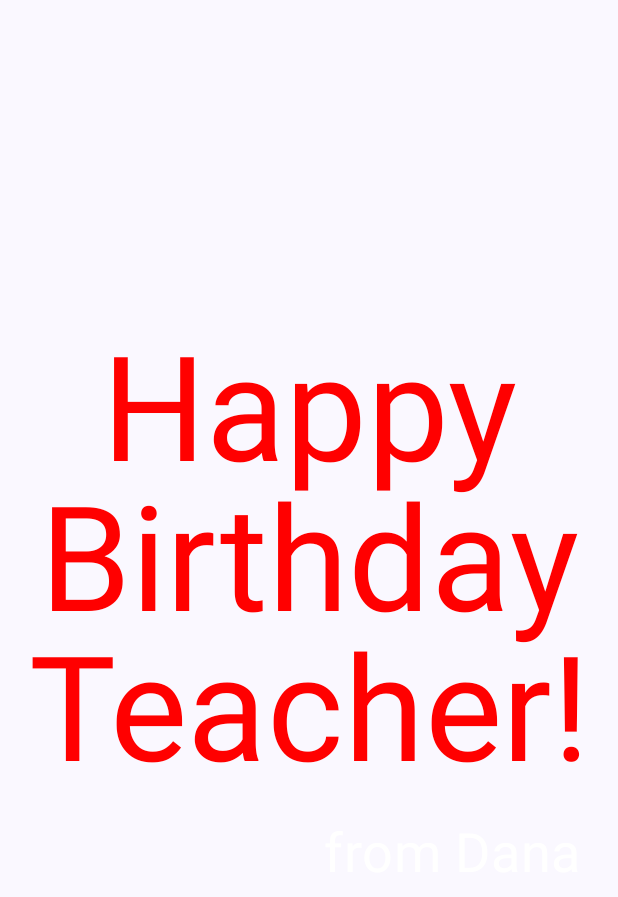
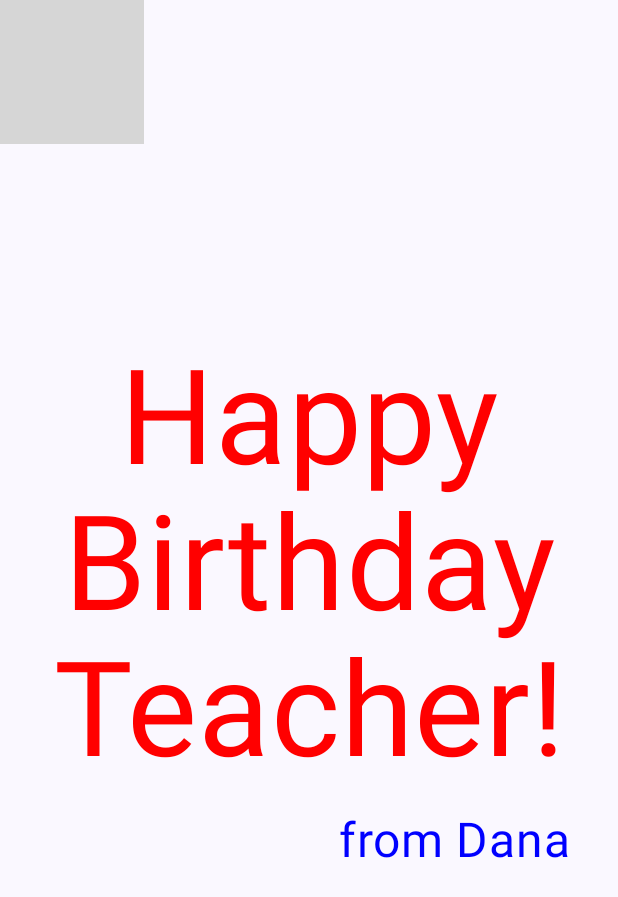
Before and after one commit to Dana-Kaziyeva/Android-projects, an Android app built with Jetpack Compose: the screen it shows after launch (MainActivity), on a phone screen of 412 x 824 dp. Shown: the top 897 px of the screen. Run offline under Robolectric (Android 15) with nearby library versions, the phone set to English and light mode, and no system bars; grey boxes are pictures that could not be loaded.

Commit message:
Image and Box layout are added

```diff
--- a/app/build.gradle.kts
+++ b/app/build.gradle.kts
@@ -9,7 +9,7 @@ android {
 
     defaultConfig {
         applicationId = "com.example.happy_birthday_app"
-        minSdk = 34
+        minSdk = 31
         targetSdk = 34
         versionCode = 1
         versionName = "1.0"
--- a/app/src/main/java/com/example/happy_birthday_app/MainActivity.kt
+++ b/app/src/main/java/com/example/happy_birthday_app/MainActivity.kt
@@ -14,11 +14,15 @@ import androidx.compose.runtime.Composable
 import androidx.compose.ui.Alignment
 import androidx.compose.ui.Modifier
 import androidx.compose.ui.graphics.Color
+import androidx.compose.ui.res.painterResource
 import androidx.compose.ui.text.style.TextAlign
 import androidx.compose.ui.tooling.preview.Preview
 import androidx.compose.ui.unit.dp
 import androidx.compose.ui.unit.sp
 import com.example.happy_birthday_app.ui.theme.Happy_Birthday_appTheme
+import androidx.compose.foundation.Image
+import androidx.compose.foundation.layout.Box
+import androidx.compose.foundation.layout.fillMaxWidth
 
 class MainActivity : ComponentActivity() {
     override fun onCreate(savedInstanceState: Bundle?) {
@@ -31,7 +35,8 @@ class MainActivity : ComponentActivity() {
                     color = MaterialTheme.colorScheme.background
                 ) {
 //                    Greeting("Android")
-                    GreetingText(message = "Happy Birthday Teacher!", from = "from Dana")
+//                    GreetingText(message = "Happy Birthday Teacher!", from = "from Dana")
+                    GreetingImage(message = "Happy Birthday Teacher!", from = "from Dana")
                 }
             }
         }
@@ -46,19 +51,19 @@ class MainActivity : ComponentActivity() {
 //    )
 //}
 @Composable
-fun GreetingText(message : String, from: String = "from Dana", modifier: Modifier = Modifier){
-    Column (modifier = modifier.padding(8.dp), verticalArrangement = Arrangement.Center){
+fun GreetingText(message : String = "Happy Birthday Teacher!", from: String = "from Dana", modifier: Modifier = Modifier){
+    Column (modifier = modifier.padding(7.dp), verticalArrangement = Arrangement.Center){
         Text(
             text = message,
-            fontSize = 97.sp,
-            lineHeight = 100.sp,
+            fontSize = 88.sp,
+            lineHeight = 97.sp,
             color = Color.Red,
             textAlign = TextAlign.Center
         )
         Text(
             text = from,
-            fontSize = 36.sp,
-            color = Color.White,
+            fontSize = 32.sp,
+            color = Color.Blue,
             modifier = Modifier
                 .padding(16.dp)
                 .align(alignment = Alignment.End)
@@ -66,11 +71,21 @@ fun GreetingText(message : String, from: String = "from Dana", modifier: Modifie
     }
 }
 
+@Composable
+fun GreetingImage(message: String, from: String, modifier: Modifier=Modifier){
+    val image = painterResource(id = R.drawable.androidparty)
+    Box{
+        Image(painter = image, contentDescription = null)
+        GreetingText(modifier = Modifier.fillMaxSize().padding(8.dp).fillMaxWidth())
+    }
+
+}
+
 @Preview(showBackground = false)
 @Composable
 fun GreetingPreview() {
     Happy_Birthday_appTheme {
-        GreetingText(message = "Happy Birthday Teacher!")
+        GreetingImage(message = "Happy Birthday Teacher!", from = "from Dana")
 
     }
 }
```
Also changed, not shown: 1 other file.
